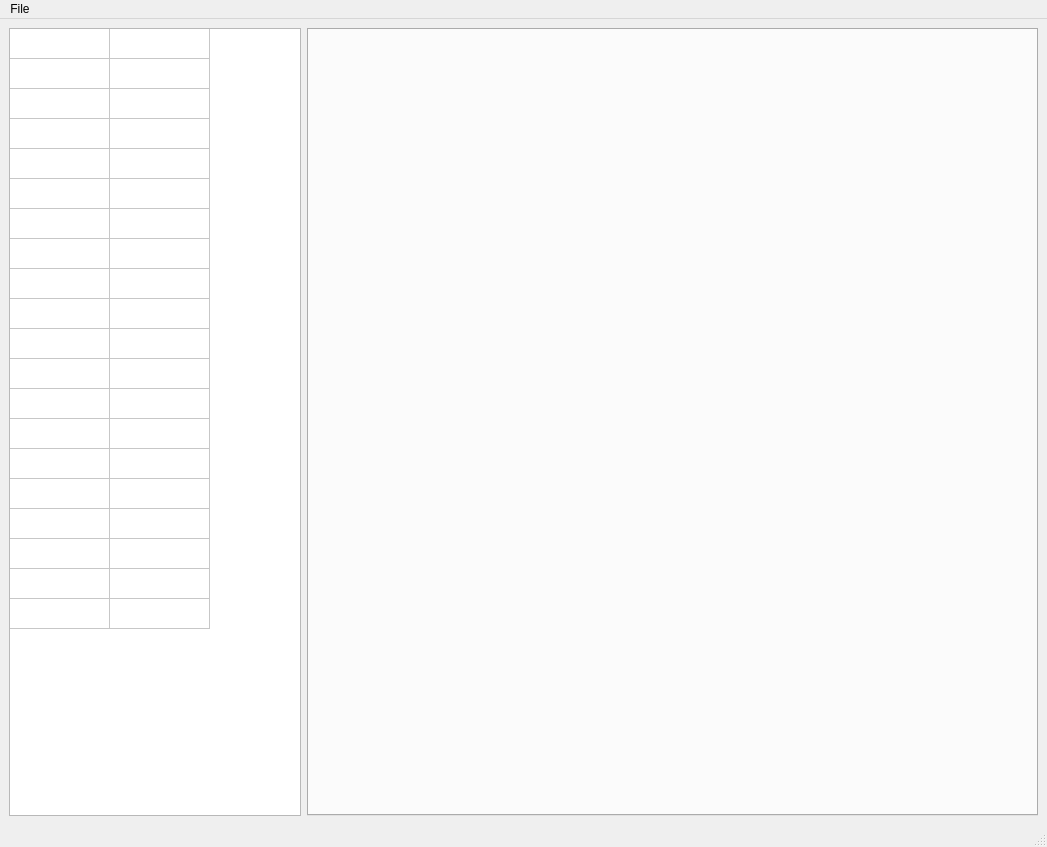
Qt form mainwindow.ui (jkanev/treetime) before a commit.
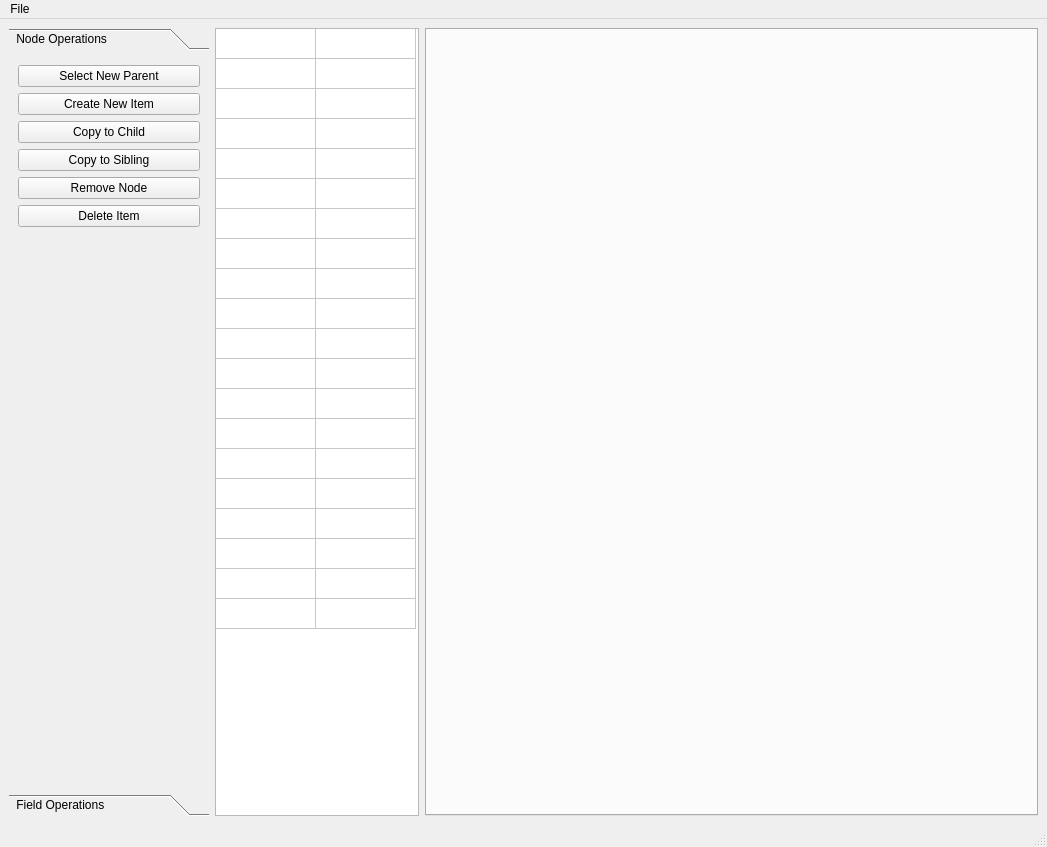
The same form after that commit.

Diff of the .ui file:
```diff
--- a/mainwindow.ui
+++ b/mainwindow.ui
@@ -14,10 +14,139 @@
    <string>Tree Time</string>
   </property>
   <widget class="QWidget" name="centralwidget">
+   <layout class="QHBoxLayout" name="horizontalLayout" stretch="0,1,3">
+    <item>
+     <widget class="QToolBox" name="toolBox">
+      <property name="minimumSize">
+       <size>
+        <width>200</width>
+        <height>0</height>
+       </size>
+      </property>
+      <property name="maximumSize">
+       <size>
+        <width>200</width>
+        <height>16777215</height>
+       </size>
+      </property>
+      <property name="currentIndex">
+       <number>0</number>
+      </property>
+      <widget class="QWidget" name="pageTree">
+       <property name="geometry">
+        <rect>
+         <x>0</x>
+         <y>0</y>
+         <width>200</width>
+         <height>722</height>
+        </rect>
+       </property>
+       <attribute name="label">
+        <string> Node Operations </string>
+       </attribute>
    <layout class="QGridLayout" name="gridLayout_2">
+        <item row="1" column="0">
+         <widget class="QPushButton" name="pushButtonCreateNew">
+          <property name="text">
+           <string>Create New Item</string>
+          </property>
+         </widget>
+        </item>
+        <item row="2" column="0">
+         <widget class="QPushButton" name="pushButtonCopy">
+          <property name="text">
+           <string>Copy to Child</string>
+          </property>
+         </widget>
+        </item>
     <item row="0" column="0">
-     <layout class="QGridLayout" name="gridLayout" columnstretch="2,5">
+         <widget class="QPushButton" name="pushButtonChangeParent">
+          <property name="text">
+           <string>Select New Parent</string>
+          </property>
+         </widget>
+        </item>
+        <item row="4" column="0">
+         <widget class="QPushButton" name="pushButtonRemove">
+          <property name="text">
+           <string>Remove Node</string>
+          </property>
+         </widget>
+        </item>
+        <item row="5" column="0">
+         <widget class="QPushButton" name="pushButtonDelete">
+          <property name="text">
+           <string>Delete Item</string>
+          </property>
+         </widget>
+        </item>
+        <item row="6" column="0">
+         <spacer name="verticalSpacer">
+          <property name="orientation">
+           <enum>Qt::Vertical</enum>
+          </property>
+          <property name="sizeHint" stdset="0">
+           <size>
+            <width>20</width>
+            <height>40</height>
+           </size>
+          </property>
+         </spacer>
+        </item>
+        <item row="3" column="0">
+         <widget class="QPushButton" name="pushButton">
+          <property name="text">
+           <string>Copy to Sibling</string>
+          </property>
+         </widget>
+        </item>
+       </layout>
+      </widget>
+      <widget class="QWidget" name="pageItem">
+       <property name="geometry">
+        <rect>
+         <x>0</x>
+         <y>0</y>
+         <width>96</width>
+         <height>90</height>
+        </rect>
+       </property>
+       <attribute name="label">
+        <string> Field Operations </string>
+       </attribute>
+       <layout class="QGridLayout" name="gridLayout_3">
       <item row="0" column="0">
+         <widget class="QPushButton" name="pushButtonStartTimer">
+          <property name="text">
+           <string>Start Timer</string>
+          </property>
+         </widget>
+        </item>
+        <item row="1" column="0">
+         <widget class="QPushButton" name="pushButtonStopTimer">
+          <property name="text">
+           <string>Stop Timer</string>
+          </property>
+         </widget>
+        </item>
+        <item row="2" column="0">
+         <spacer name="verticalSpacer_2">
+          <property name="orientation">
+           <enum>Qt::Vertical</enum>
+          </property>
+          <property name="sizeHint" stdset="0">
+           <size>
+            <width>20</width>
+            <height>40</height>
+           </size>
+          </property>
+         </spacer>
+        </item>
+       </layout>
+      </widget>
+     </widget>
+    </item>
+    <item>
        <widget class="QTableWidget" name="tableWidget">
         <property name="sortingEnabled">
          <bool>false</bool>
@@ -40,9 +169,31 @@
         <attribute name="verticalHeaderCascadingSectionResizes">
          <bool>true</bool>
         </attribute>
-       </widget>
-      </item>
-      <item row="0" column="1">
+      <row/>
+      <row/>
+      <row/>
+      <row/>
+      <row/>
+      <row/>
+      <row/>
+      <row/>
+      <row/>
+      <row/>
+      <row/>
+      <row/>
+      <row/>
+      <row/>
+      <row/>
+      <row/>
+      <row/>
+      <row/>
+      <row/>
+      <row/>
+      <column/>
+      <column/>
+     </widget>
+    </item>
+    <item>
        <widget class="QTabWidget" name="tabWidget">
         <property name="currentIndex">
          <number>-1</number>
@@ -51,8 +202,6 @@
          <bool>false</bool>
         </property>
        </widget>
-      </item>
-     </layout>
     </item>
    </layout>
   </widget>
```
Lines whose indentation alone changed are shown as unchanged.
